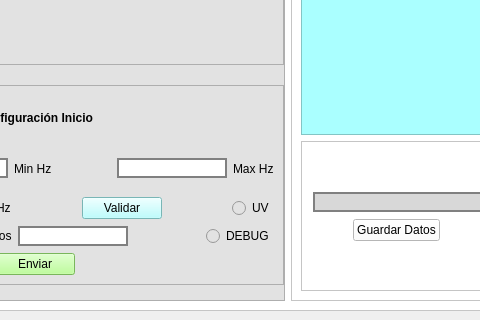
This is interfaz.ui in diegoospina9711/interfaz_eis as Qt 5 draws it before an edit; both pictures show x 234 to 714 and y 389 to 709 of the 1215 by 709 pixel window. The edited form follows.
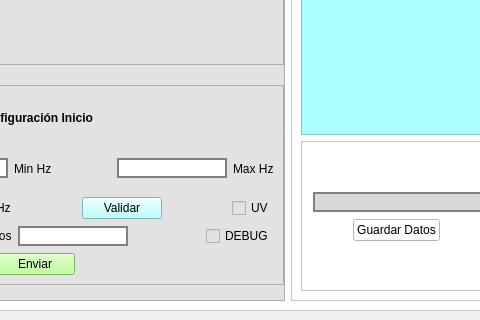
This is the edited form. Icons and pictures are not drawn.

Commit message: Interfaz EIS

```diff
--- a/interfaz.ui
+++ b/interfaz.ui
@@ -500,7 +500,7 @@
                 </spacer>
                </item>
                <item>
-                <widget class="QRadioButton" name="uv_radio_btn">
+                <widget class="QCheckBox" name="uv_chek_box">
                  <property name="text">
                   <string>UV</string>
                  </property>
@@ -592,7 +592,7 @@
                 </spacer>
                </item>
                <item>
-                <widget class="QRadioButton" name="debug_radio_btn">
+                <widget class="QCheckBox" name="debug_radio_btn">
                  <property name="text">
                   <string>DEBUG</string>
                  </property>
```
The commit also changes 2 other files.
